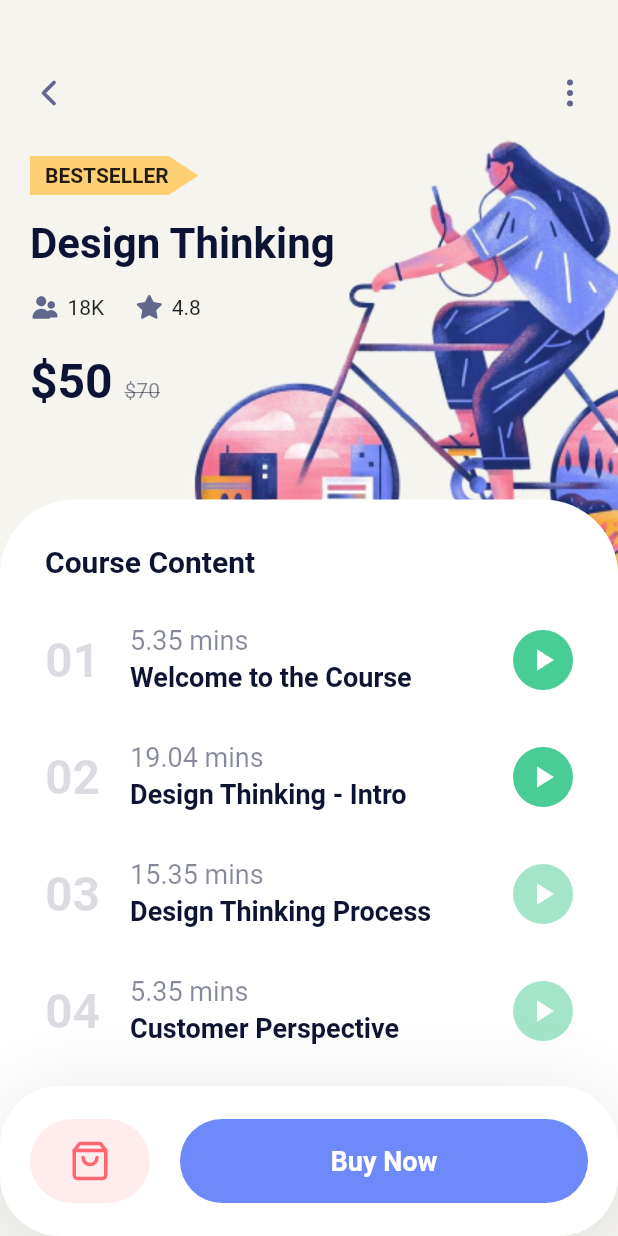
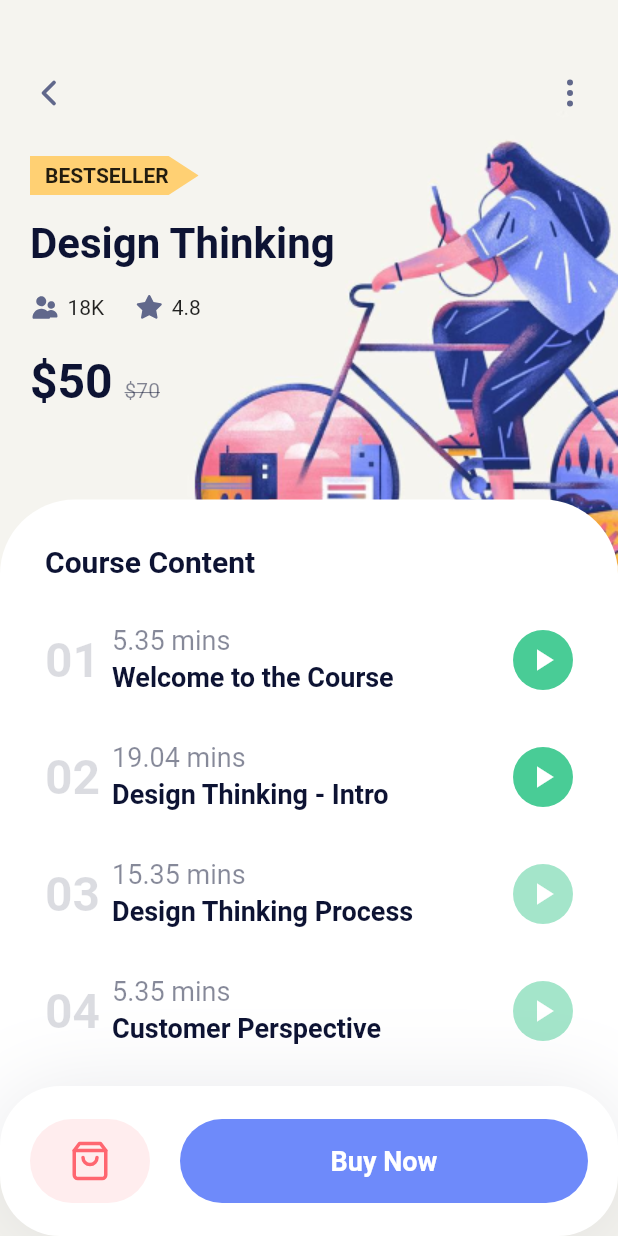
Before and after one commit to abuanwar072/Course-App, a Flutter app: the DetailsScreen screen opened directly, on a phone screen of 412 x 824 dp. Run offline on Flutter 3.47's test engine with Material 2 defaults, Android fonts, the phone set to English and light mode, and no system bars; our stand-ins replace flutter_svg.

Commit message:
bug fixed

```diff
--- a/lib/details_screen.dart
+++ b/lib/details_screen.dart
@@ -212,7 +212,7 @@ class CourseContent extends StatelessWidget {
               fontSize: 32,
             ),
           ),
-          SizedBox(width: 20),
+          SizedBox(width: 8),
           RichText(
             text: TextSpan(
               children: [
```
Also changed, not shown: lib/main.dart (+12 -2 lines), pubspec.lock, 4 other files.
